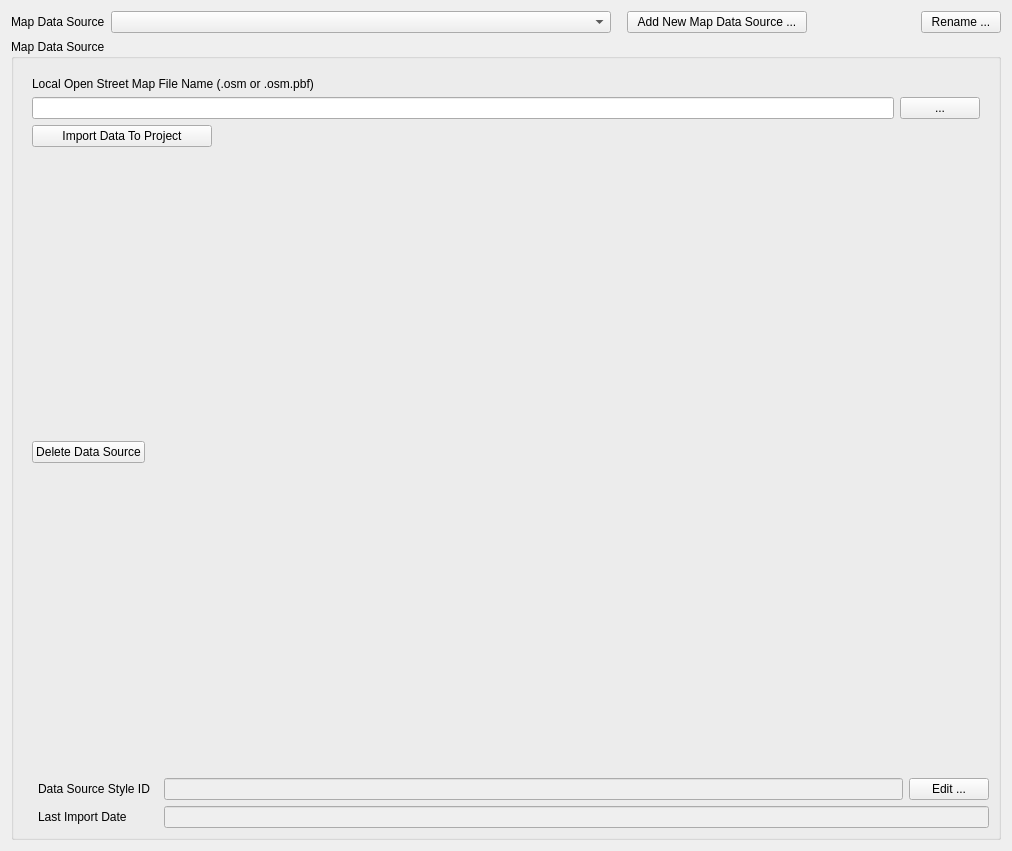
The window that osmmapmakerapp/dataTab.ui (jremillard/osmmapmaker) describes before a commit, drawn with Qt 5.
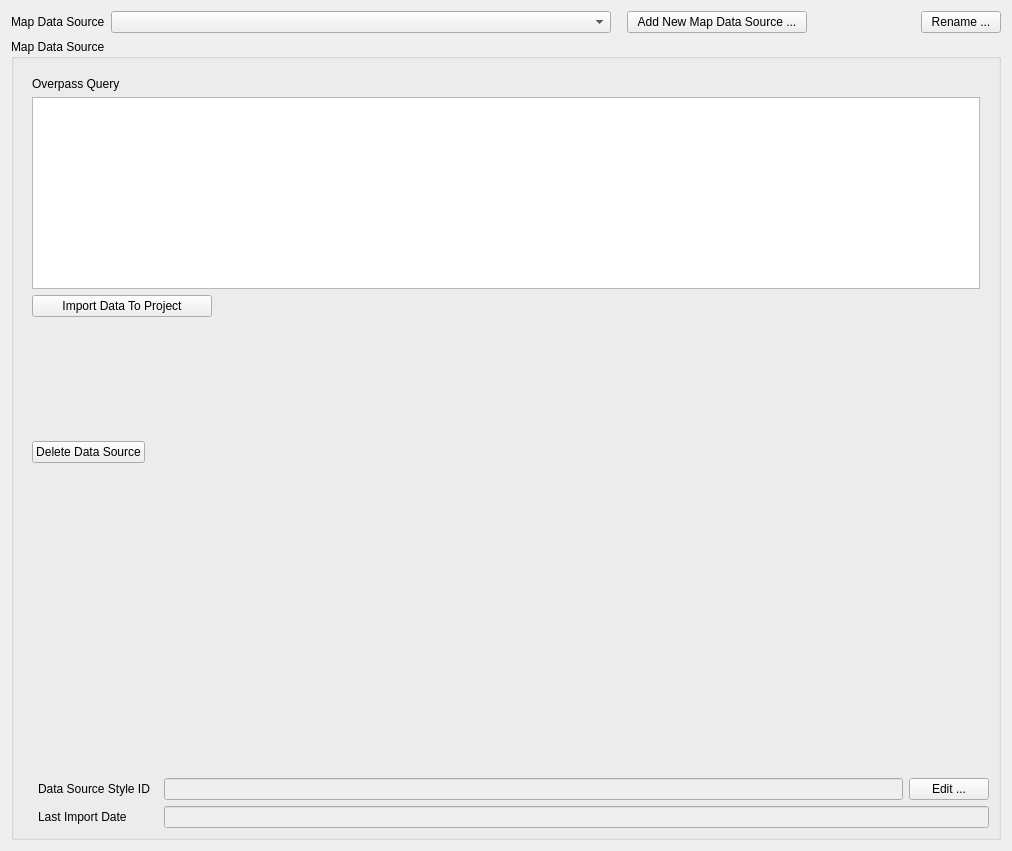
The same window after the commit. The open tabs and pages were chosen to show the change. Icons and pictures are not drawn.

Commit message: Add Overpass data source option

The edit to the form file:
```diff
--- a/osmmapmakerapp/dataTab.ui
+++ b/osmmapmakerapp/dataTab.ui
@@ -217,6 +217,103 @@
           </item>
          </layout>
         </widget>
+        <widget class="QWidget" name="pageOverpass">
+         <layout class="QVBoxLayout" name="verticalLayout_overpass">
+          <item>
+           <widget class="QLabel" name="label_overpass">
+            <property name="text">
+             <string>Overpass Query</string>
+            </property>
+           </widget>
+          </item>
+          <item>
+           <widget class="QPlainTextEdit" name="overpassQuery"/>
+          </item>
+          <item>
+           <layout class="QHBoxLayout" name="horizontalLayout_overpass_import">
+            <item>
+             <widget class="QPushButton" name="overpassImport">
+              <property name="minimumSize">
+               <size>
+                <width>180</width>
+                <height>0</height>
+               </size>
+              </property>
+              <property name="text">
+               <string>Import Data To Project</string>
+              </property>
+              <property name="icon">
+               <iconset resource="resources.qrc">
+                <normaloff>:/resources/download.svg</normaloff>:/resources/download.svg</iconset>
+              </property>
+              <property name="iconSize">
+               <size>
+                <width>16</width>
+                <height>16</height>
+               </size>
+              </property>
+             </widget>
+            </item>
+            <item>
+             <spacer name="horizontalSpacer_overpass">
+              <property name="orientation">
+               <enum>Qt::Horizontal</enum>
+              </property>
+              <property name="sizeHint" stdset="0">
+               <size>
+                <width>40</width>
+                <height>20</height>
+               </size>
+              </property>
+             </spacer>
+            </item>
+           </layout>
+          </item>
+          <item>
+           <spacer name="verticalSpacer_overpass">
+            <property name="orientation">
+             <enum>Qt::Vertical</enum>
+            </property>
+            <property name="sizeHint" stdset="0">
+             <size>
+              <width>20</width>
+              <height>40</height>
+             </size>
+            </property>
+           </spacer>
+          </item>
+          <item>
+           <widget class="QPushButton" name="overpassDelete">
+            <property name="sizePolicy">
+             <sizepolicy hsizetype="Fixed" vsizetype="Fixed">
+              <horstretch>0</horstretch>
+              <verstretch>0</verstretch>
+             </sizepolicy>
+            </property>
+            <property name="text">
+             <string>Delete Data Source</string>
+            </property>
+            <property name="icon">
+             <iconset resource="resources.qrc">
+              <normaloff>:/resources/trashicon.svg</normaloff>:/resources/trashicon.svg</iconset>
+            </property>
+           </widget>
+          </item>
+          <item>
+           <spacer name="verticalSpacer_overpass2">
+            <property name="orientation">
+             <enum>Qt::Vertical</enum>
+            </property>
+            <property name="sizeHint" stdset="0">
+             <size>
+              <width>20</width>
+              <height>300</height>
+             </size>
+            </property>
+           </spacer>
+          </item>
+         </layout>
+        </widget>
        </widget>
       </item>
       <item>
```
The commit also changes 2 other files.
